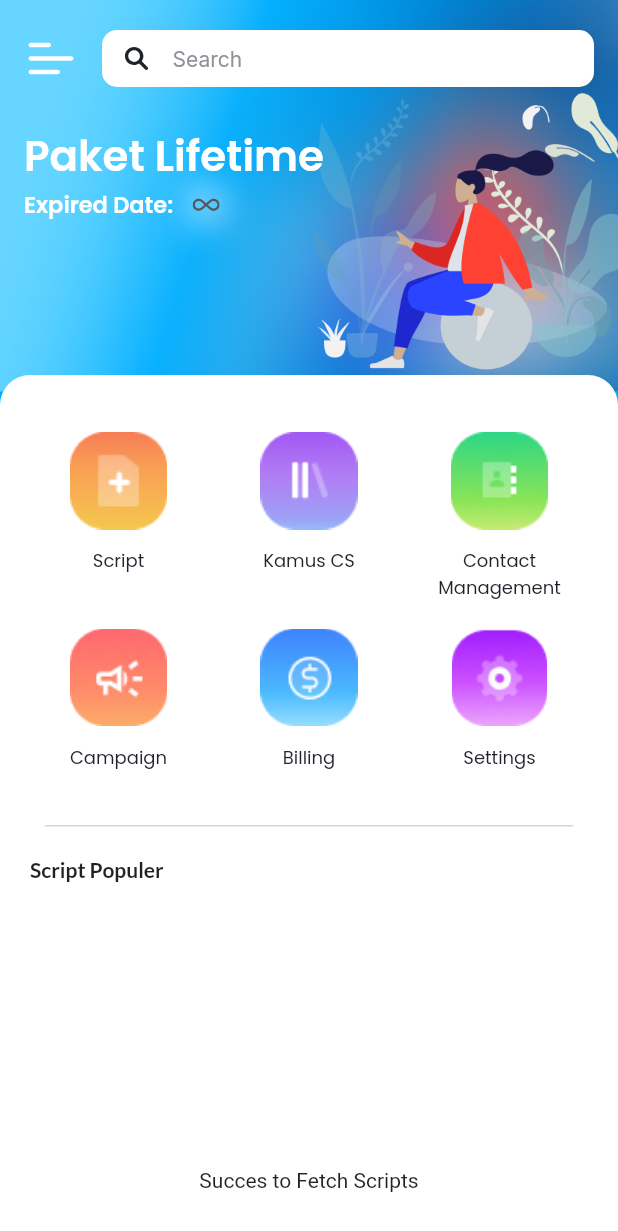
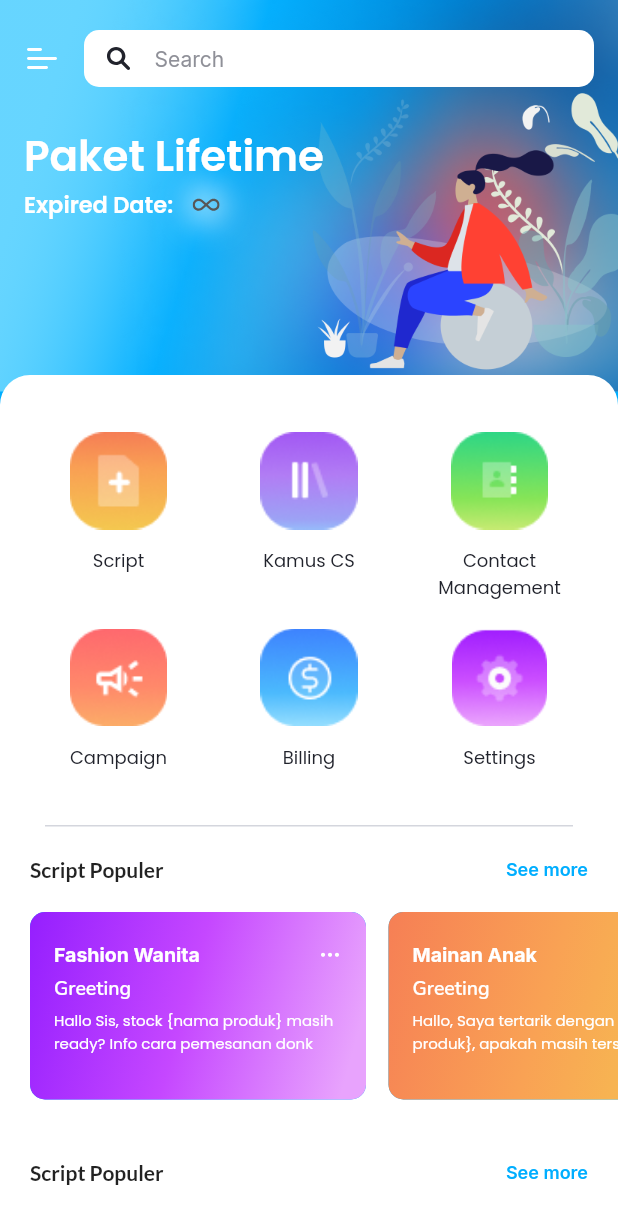
Before and after one commit to ezizull/StartADS, a Flutter app: the screen it shows after launch, on a phone screen of 412 x 824 dp. Shown: the top 1231 px of the screen. Run offline on Flutter 3.47's test engine with Material 2 defaults, Android fonts, the light colour scheme and no system bars; our stand-ins replace bloc, equatable, flutter_bloc, flutter_dotenv, flutter_svg, google_fonts; statements that could not run were skipped.

Commit message:
ADD: Dashboard Script Pupuler

```diff
--- a/lib/data/blocs/script/use_cubit/fetch_scripts/fetch_scripts_cubit.dart
+++ b/lib/data/blocs/script/use_cubit/fetch_scripts/fetch_scripts_cubit.dart
@@ -8,7 +8,7 @@
   Future<void> fetchScripts() async {
     emit(FetchScriptsLoading());
     try {
-      emit(const FetchScriptsSuccess("Succes to Fetch Scripts"));
+      emit(const FetchScriptsSuccess("Cubit: Succes to Fetch Scripts"));
     } catch (error) {
       if (error is NetworkException) {
         emit(FetchScriptsFailure.network(error.toString()));
--- a/lib/ui/screens/article/article_screen.dart
+++ b/lib/ui/screens/article/article_screen.dart
@@ -81,7 +81,7 @@
                                       padding: const EdgeInsets.symmetric(
                                           vertical: 20),
                                       color: showTop
-                                          ? AppColor.childBlueBg
+                                          ? AppColor.blueBg
                                           : AppColor.white,
                                       child: showTop
                                           ? Container()
@@ -98,7 +98,7 @@
                                       children: [
                                         Container(
                                           height: showTop ? 560 : 760,
-                                          color: AppColor.homeNavCardContainer,
+                                          color: AppColor.grey,
                                           padding: const EdgeInsets.only(
                                             bottom: 80,
                                           ),
--- a/lib/ui/screens/dashboard/component/dashboard_banner.dart
+++ b/lib/ui/screens/dashboard/component/dashboard_banner.dart
@@ -18,20 +18,8 @@
       child: Container(
         height: 261,
         decoration: BoxDecoration(
-            gradient: LinearGradient(
-          begin: Alignment.topLeft,
-          end: Alignment.centerRight,
-          stops: const [
-            0.1,
-            0.4,
-            0.9,
-          ],
-          colors: [
-            AppColor.whiteBlueBg.withOpacity(0.5),
-            AppColor.childBlueBg,
-            AppColor.darkBlueBg,
-          ],
-        )),
+          gradient: AppColor.dashboardBanner,
+        ),
         child: Stack(
           children: [
             Positioned(
@@ -64,8 +52,8 @@
                     child: Row(
                       children: [
                         Container(
-                          width: 36,
-                          height: 36,
+                          width: 24,
+                          height: 24,
                           margin: const EdgeInsets.only(right: 16),
                           child: AppIcon.dashboard_avatar_icon,
                         ),
@@ -107,7 +95,7 @@
                           height: 18,
                           decoration: const BoxDecoration(boxShadow: [
                             BoxShadow(
-                              blurRadius: 20,
+                              blurRadius: 18,
                               color: AppColor.white,
                             )
                           ]),
--- a/lib/ui/screens/dashboard/component/dashboard_script_populer.dart
+++ b/lib/ui/screens/dashboard/component/dashboard_script_populer.dart
@@ -0,0 +1,152 @@
+import 'package:flutter/material.dart';
+import 'package:startercode_project/utils/icons.dart' as AppIcon;
+import 'package:startercode_project/utils/colors.dart' as AppColor;
+import 'package:startercode_project/utils/typography.dart' as AppText;
+import 'package:startercode_project/utils/extensions.dart' as AppExt;
+
+class DashboardScriptPopular extends StatelessWidget {
+  DashboardScriptPopular({
+    Key? key,
+  }) : super(key: key);
+
+  final List<Map> dummyScripts = [
+    {
+      'title': 'Fashion Wanita',
+      'greet': 'Greeting',
+      'body':
+          'Hallo Sis, stock {nama produk} masih ready? Info cara pemesanan donk'
+    },
+    {
+      'title': 'Mainan Anak',
+      'greet': 'Greeting',
+      'body':
+          'Hallo, Saya tertarik dengan { nama produk}, apakah masih tersedia?'
+    },
+    {
+      'title': 'Sports',
+      'greet': 'Greeting',
+      'body':
+          'Hallo, Saya tertarik dengan {nama produk}, apakah stocknya masih tersedia?'
+    },
+  ];
+
+  @override
+  Widget build(BuildContext context) {
+    return Column(
+      mainAxisAlignment: MainAxisAlignment.spaceBetween,
+      children: [
+        Container(
+          margin: const EdgeInsets.symmetric(
+            horizontal: 20,
+            vertical: 20,
+          ),
+          child: Row(
+            mainAxisAlignment: MainAxisAlignment.spaceBetween,
+            children: [
+              Text(
+                'Script Populer',
+                style: AppText.LatoTitle,
+              ),
+              GestureDetector(
+                onTap: null,
+                child: Text(
+                  'See more',
+                  style: AppText.InterSeeMore,
+                ),
+              ),
+            ],
+          ),
+        ),
+        Container(
+          height: 125,
+          margin: const EdgeInsets.only(bottom: 20),
+          child: ListView.builder(
+            itemCount: 3,
+            scrollDirection: Axis.horizontal,
+            physics: const BouncingScrollPhysics(),
+            itemBuilder: (context, index) => Container(
+              width: 224,
+              height: 125,
+              margin: EdgeInsets.only(
+                left: index == 0 ? 20 : 15,
+                right: index == 2 ? 20 : 0,
+              ),
+              decoration: BoxDecoration(
+                color: AppColor.primary,
+                borderRadius: BorderRadius.circular(10),
+              ),
+              child: Container(
+                padding: const EdgeInsets.symmetric(
+                  vertical: 20,
+                  horizontal: 16,
+                ),
+                decoration: BoxDecoration(
+                  gradient: AppColor.scriptPopular[index],
+                  borderRadius: BorderRadius.circular(10),
+                ),
+                child: Column(
+                  children: [
+                    /* title */
+                    Container(
+                      margin: const EdgeInsets.only(bottom: 5),
+                      child: Row(
+                        mainAxisAlignment: MainAxisAlignment.spaceBetween,
+                        children: [
+                          Text(
+                            dummyScripts[index]['title'],
+                            style: AppText.InterDashboardScriptTitle,
+                          ),
+                          GestureDetector(
+                            child: Container(
+                              width: 16,
+                              padding: const EdgeInsets.symmetric(
+                                horizontal: 1.5,
+                                vertical: 6.5,
+                              ),
+                              child:
+                                  AppIcon.dashboard_script_horizontal_dots_icon,
+                            ),
+                          )
+                        ],
+                      ),
+                    ),
+                    /* greeting */
+                    Container(
+                      height: 18,
+                      width: 192,
+                      margin: const EdgeInsets.only(bottom: 5),
+                      child: Row(
+                        children: [
+                          Flexible(
+                              child: Text(
+                            dummyScripts[index]['greet'],
+                            style: AppText.NunitoDashboardScriptGreeting,
+                          )),
+                        ],
+                      ),
+                    ),
+                    /* body */
+                    // ignore: sized_box_for_whitespace
+                    Container(
+                      width: 192,
+                      height: 30,
+                      child: Column(
+                        children: [
+                          Flexible(
+                              child: Text(
+                            dummyScripts[index]['body'],
+                            style: AppText.PopsDashboardScriptBody,
+                          )),
+                        ],
+                      ),
+                    )
+                  ],
+                ),
+              ),
+            ),
+          ),
+        ),
+      ],
+    );
+  }
+}
--- a/lib/ui/screens/dashboard/dashboard_menu_screen.dart
+++ b/lib/ui/screens/dashboard/dashboard_menu_screen.dart
@@ -8,9 +8,10 @@
 import 'package:startercode_project/data/blocs/script/use_cubit/fetch_scripts/fetch_scripts_state.dart';
 import 'package:startercode_project/ui/screens/dashboard/component/dashboard_banner.dart';
 import 'package:startercode_project/ui/screens/dashboard/component/dashboard_icons_menu.dart';
+import 'package:startercode_project/ui/screens/dashboard/component/dashboard_script_populer.dart';
+import 'package:startercode_project/ui/widgets/widgets.dart';
 import 'package:startercode_project/utils/colors.dart' as AppColor;
 import 'package:startercode_project/utils/typography.dart' as AppText;
-import 'package:startercode_project/utils/extensions.dart' as AppExt;
 
 class DashboardMenuScreen extends StatefulWidget {
   const DashboardMenuScreen({Key? key}) : super(key: key);
@@ -49,7 +50,7 @@
               })
         ],
         child: Scaffold(
-          backgroundColor: AppColor.childBlueBg,
+          backgroundColor: AppColor.blueBg,
           body: BlocBuilder(
               bloc: _fetchScriptsCubit,
               builder: (context, state) => state is FetchScriptsLoading
@@ -61,13 +62,13 @@
                               children: [
                                 /* component of dashboard */
                                 const DashboardBanner(),
-                                /* all parts in white background component */
+                                /* parts in white background component */
                                 Positioned(
                                   top: 250,
                                   left: 0,
                                   right: 0,
                                   child: Container(
-                                    height: 795,
+                                    height: 642,
                                     decoration: const BoxDecoration(
                                         color: AppColor.white,
                                         borderRadius: BorderRadius.only(
@@ -75,38 +76,61 @@
                                           topRight: Radius.circular(20),
                                         )),
                                     child: ListView(
+                                      scrollDirection: Axis.vertical,
+                                      children: [
+                                        Column(
                                           children: [
                                             /* component of dashboard */
                                             const DashboardIconsMenu(),
+                                            const AppDivider(),
+                                            DashboardScriptPopular(),
+                                            Column(
+                                              mainAxisAlignment:
+                                                  MainAxisAlignment
+                                                      .spaceBetween,
+                                              children: [
                                                 Container(
-                                          height: 1,
-                                          color: AppColor.line,
-                                          margin: const EdgeInsets.symmetric(
-                                              horizontal: 30),
+                                                  margin: const EdgeInsets
+                                                      .symmetric(
+                                                    horizontal: 20,
+                                                    vertical: 20,
                                                   ),
-                                        Container(
-                                          height: 158,
-                                          margin: const EdgeInsets.all(20),
-                                          child: Column(
-                                            children: [
-                                              Row(
+                                                  child: Row(
+                                                    mainAxisAlignment:
+                                                        MainAxisAlignment
+                                                            .spaceBetween,
                                                     children: [
                                                       Text(
                                                         'Script Populer',
-                                                    style: AppText.LatoTitle,
+                                                        style:
+                                                            AppText.LatoTitle,
+                                                      ),
+                                                      GestureDetector(
+                                                        onTap: null,
+                                                        child: Text(
+                                                          'See more',
+                                                          style: AppText
+                                                              .InterSeeMore,
+                                                        ),
                                                       ),
                                                     ],
+                                                  ),
+                                                ),
+                                                Container(
+                                                  height: 170,
                                                 )
                                               ],
                                             ),
-                                        ),
                                             /* check the cubit data */
                                             Container(
-                                          margin: const EdgeInsets.symmetric(
+                                              margin:
+                                                  const EdgeInsets.symmetric(
                                                       vertical: 30),
                                               child: Center(
                                                 child: Text(state.data),
                                               ),
+                                            ),
+                                          ],
                                         ),
                                       ],
                                     ),
--- a/lib/ui/widgets/widgets.dart
+++ b/lib/ui/widgets/widgets.dart
@@ -0,0 +1,17 @@
+import 'package:flutter/material.dart';
+import 'package:startercode_project/utils/colors.dart' as AppColor;
+
+class AppDivider extends StatelessWidget {
+  const AppDivider({
+    Key? key,
+  }) : super(key: key);
+
+  @override
+  Widget build(BuildContext context) {
+    return Container(
+      height: 1,
+      color: AppColor.line,
+      margin: const EdgeInsets.symmetric(horizontal: 30),
+    );
+  }
+}
--- a/lib/utils/colors.dart
+++ b/lib/utils/colors.dart
@@ -1,24 +1,67 @@
 import 'package:flutter/material.dart';
 
 // main color
-const Color appPrimary = Color(0xFF00AEFF);
-const Color primary = Color(0xFF00AEFF);
+const appPrimary = Color(0xFF00AEFF);
+const primary = Color(0xFF00AEFF);
 
 // bacground
-const Color whiteBlueBg = Color(0xFFCCFCFF);
-const Color childBlueBg = Color(0xFF00AEFF);
-const Color darkBlueBg = Color(0xFF0065B7);
+const whiteBlueBg = Color(0xFFCCFCFF);
+const blueBg = Color(0xFF00AEFF);
+const darkBlueBg = Color(0xFF0065B7);
 
-// edit text
-const editText = Color(0xFFF4F4F4);
-const editTextField = Color(0xFFE7E7E7);
-const editTextIcon = Color(0xFF8F9497);
+const whitePurpleBg = Color(0xFFE8A3FD);
+const purpleBg = Color(0xFFC547FF);
+const darkPurpleBg = Color(0xFF951FFE);
 
-// button
-// const activeButton = Color(value)
-const roundedButtonDisabled = Color.fromRGBO(244, 244, 244, 1);
-const inactiveSwitch = Color(0xFF979CA0);
-const inactiveTrackSwitch = Color(0xFFAFACA7);
+const whiteOrangeBg = Color(0xFFF5C450);
+const orangeBg = Color(0xFFF9A254);
+const darkOrangeBg = Color(0xFFF67F55);
+
+// linear gradient
+LinearGradient dashboardBanner = LinearGradient(
+  begin: Alignment.topLeft,
+  end: Alignment.centerRight,
+  stops: const [
+    0.1,
+    0.4,
+    0.9,
+  ],
+  colors: [
+    whiteBlueBg.withOpacity(0.5),
+    blueBg,
+    darkBlueBg,
+  ],
+);
+
+List<LinearGradient> scriptPopular = [
+  const LinearGradient(
+    begin: Alignment.topLeft,
+    end: Alignment.centerRight,
+    colors: [
+      darkPurpleBg,
+      purpleBg,
+      whitePurpleBg,
+    ],
+  ),
+  const LinearGradient(
+    begin: Alignment.topLeft,
+    end: Alignment.centerRight,
+    colors: [
+      darkOrangeBg,
+      orangeBg,
+      whiteOrangeBg,
+    ],
+  ),
+  LinearGradient(
+    begin: Alignment.topLeft,
+    end: Alignment.centerRight,
+    colors: [
+      darkBlueBg,
+      blueBg,
+      whiteBlueBg.withOpacity(0.5),
+    ],
+  ),
+];
 
 // text
 const textPrimary = Color(0xFF21232C);
@@ -30,21 +73,9 @@
 // line
 const line = Color(0xFFD4D6DD);
 
-// bottom nav
-const bottomNavIconInactive = Color(0xFFBEBEBE);
-const bottomNavBg = Color(0xFFFFFFFF);
-
-// nav
-const navScaffoldBg = Color(0xFFF9F9F9);
-
-const homeNavCardContainer = Color(0xFFFAFAFA);
-
-// Flash sale
-const redFlashSale = Color(0xFFFF1D0F);
-const silverFlashSale = Color(0xFFE5E5E5);
-
 const black = Color(0xFF21232C);
 const black2 = Color(0xFF575757);
+const black3 = Color(0xFF6F6F6F);
 const grey = Color(0xFF777C7E);
 const lightGrey = Color(0xFF8F9098);
 const lightGrey2 = Color(0xFFE0E2E2);
--- a/lib/utils/icons.dart
+++ b/lib/utils/icons.dart
@@ -16,11 +16,23 @@
 final Widget dashboard_search_icon = SvgPicture.asset(
   baseAssetURL + 'dashboard_search_icon.svg',
   color: AppColor.black,
-  semanticsLabel: 'dashboar search icon',
+  semanticsLabel: 'dashboard search icon',
 );
 
 final Widget dashboard_avatar_icon = SvgPicture.asset(
   baseAssetURL + 'dashboard_avatar_icon.svg',
   color: AppColor.white,
-  semanticsLabel: 'dashboar avatar icon',
+  semanticsLabel: 'dashboard avatar icon',
 );
+
+final Widget dashboard_script_horizontal_dots_icon = SvgPicture.asset(
+  baseAssetURL + 'dashboard_script_horizontal_dots_icon.svg',
+  color: AppColor.white,
+  semanticsLabel: 'dashboard script horizontal dots icon',
+);
+
+final Widget dashboard_script_vertical_dots_icon = SvgPicture.asset(
+  baseAssetURL + 'dashboard_script_vertical_dots_icon.svg',
+  color: AppColor.white,
+  semanticsLabel: 'dashboard script vertical dots icon',
+);
--- a/lib/utils/typography.dart
+++ b/lib/utils/typography.dart
@@ -65,6 +65,13 @@
   color: AppColor.textPrimary,
 ));
 
+TextStyle PopsDashboardScriptBody = GoogleFonts.poppins(
+    textStyle: const TextStyle(
+  fontSize: textSizeMedium,
+  fontWeight: FontWeight.w400,
+  color: AppColor.white,
+));
+
 // font Inter
 TextStyle InterTextField = GoogleFonts.inter(
     textStyle: const TextStyle(
@@ -80,8 +87,30 @@
   color: AppColor.lightGrey,
 ));
 
+TextStyle InterDashboardScriptTitle = GoogleFonts.inter(
+    textStyle: const TextStyle(
+  fontSize: textSizeNormal,
+  fontWeight: FontWeight.w700,
+  color: AppColor.white,
+));
+
+TextStyle InterSeeMore = GoogleFonts.inter(
+    textStyle: const TextStyle(
+  fontSize: textSizeLargeMedium,
+  fontWeight: FontWeight.w600,
+  color: AppColor.primary,
+));
+
 // font Lato
 TextStyle LatoTitle = GoogleFonts.lato(
     textStyle: const TextStyle(
   fontWeight: FontWeight.w700,
 ));
+
+// font Nunito
+TextStyle NunitoDashboardScriptGreeting = GoogleFonts.nunito(
+    textStyle: const TextStyle(
+  fontSize: textSizeNormal,
+  fontWeight: FontWeight.w600,
+  color: AppColor.white,
+));
```
Also changed, not shown: assets/images/dashboard/dashboard_script_horizontal_dots_icon.svg (added), assets/images/dashboard/dashboard_script_vertical_dots_icon.svg (added), assets/images/dashboard/dashboard_search_icon.svg. Lines whose indentation alone changed are shown as unchanged.
